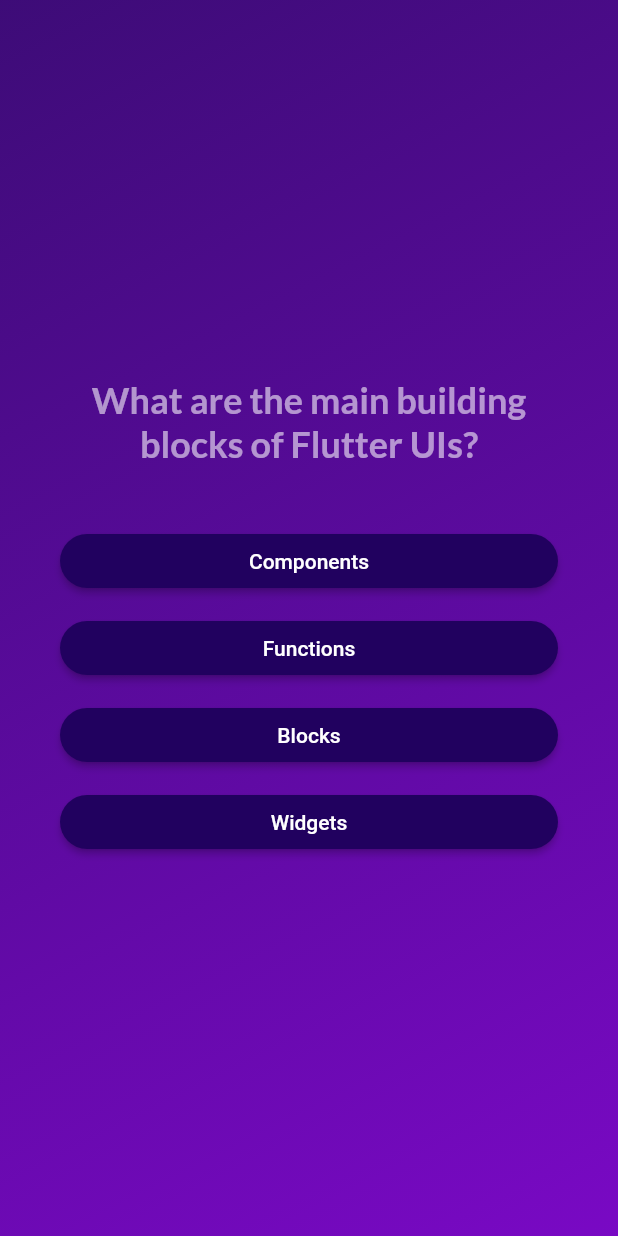
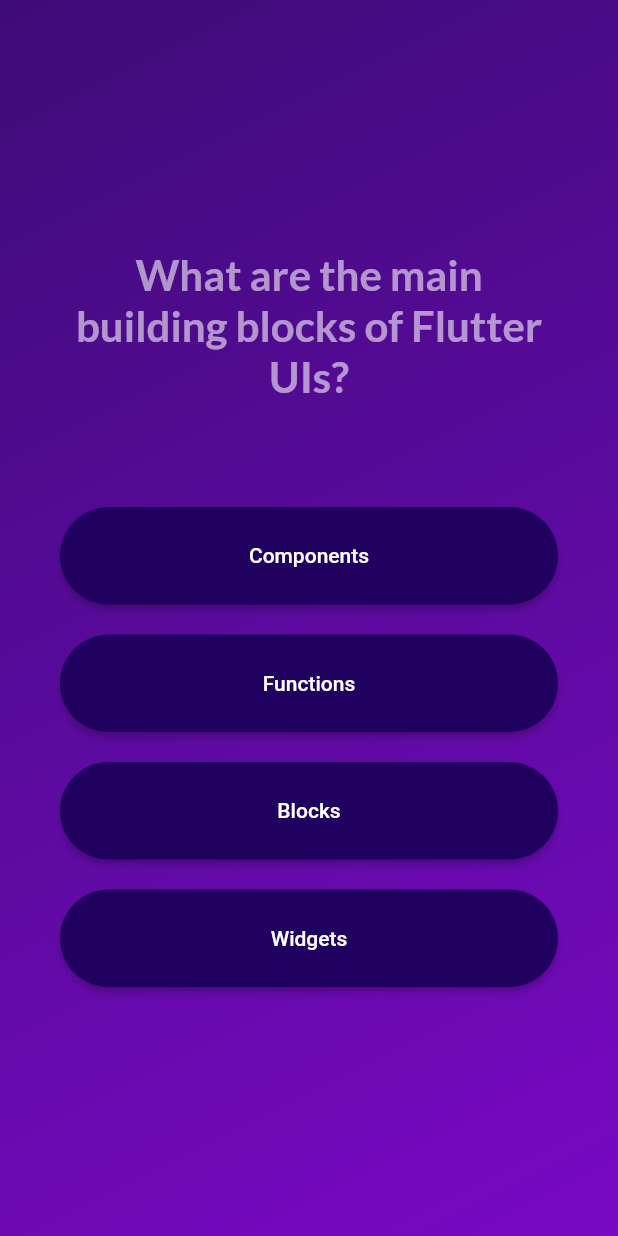
Before and after one commit to vishal-carvia/quiz_app, a Flutter app: the screen it shows after launch, after a tap on "Start Quiz", on a phone screen of 412 x 824 dp. Run offline on Flutter 3.47's test engine with Material 2 defaults, Android fonts, the phone set to English and light mode, and no system bars; our stand-ins replace google_fonts.

Commit message:
update button layout

```diff
--- a/lib/answer_button.dart
+++ b/lib/answer_button.dart
@@ -9,19 +9,21 @@ class AnswerButton extends StatelessWidget {
   @override
   Widget build(BuildContext context) {
     return Container(
-      margin: const EdgeInsets.only(bottom: 0, top: 10),
+      margin: const EdgeInsets.only(bottom: 0, top: 20),
       child: ElevatedButton(
         onPressed: onTap,
         style: ElevatedButton.styleFrom(
           padding: const EdgeInsets.symmetric(
-            vertical: 10,
+            vertical: 0,
             horizontal: 40,
+
           ),
           backgroundColor: const Color.fromARGB(255, 33, 1, 95),
           foregroundColor: Colors.white,
           shape: RoundedRectangleBorder(
             borderRadius: BorderRadius.circular(40),
           ),
+          minimumSize: const Size(100, 65),
         ),
         child: Text(
           answerText,
--- a/lib/questions_screen.dart
+++ b/lib/questions_screen.dart
@@ -32,6 +32,7 @@ class _QuestionsScreenState extends State<QuestionsScreen> {
 
     return SizedBox(
       width: double.infinity,
+      height: double.infinity,
       child: Container(
         // margin: const EdgeInsets.only(right: 40, left: 40),
         margin: const EdgeInsets.all(40),
@@ -43,11 +44,11 @@ class _QuestionsScreenState extends State<QuestionsScreen> {
               currentQuestion.text,
               style: GoogleFonts.lato(
                   color: const Color.fromARGB(145, 255, 255, 255),
-                  fontSize: 24,
+                  fontSize: 28,
                   fontWeight: FontWeight.bold),
               textAlign: TextAlign.center,
             ),
-            const SizedBox(height: 30),
+            const SizedBox(height: 50),
 
             // ... is used to spread list items.
             ...currentQuestion.getShuffledAnswers().map((answer) {
--- a/lib/questions_summary.dart
+++ b/lib/questions_summary.dart
@@ -11,7 +11,7 @@ class QuestionsSummary extends StatelessWidget {
   @override
   Widget build(BuildContext context) {
     return SizedBox(
-      height: 300,
+      height: 390,
       child: SingleChildScrollView(
         child: Column(
           children: summaryData.map(
--- a/lib/results_screen.dart
+++ b/lib/results_screen.dart
@@ -48,9 +48,9 @@ class ResultsScreen extends StatelessWidget {
                 textAlign: TextAlign.center),
             const SizedBox(height: 30),
             QuestionsSummary(summaryData),
-            // const Text('List of answers and questoins...'),
+            // const Text('List of answers and questions...'),
             const SizedBox(
-              height: 30,
+              height: 40,
             ),
             TextButton.icon(
               onPressed: onRestart,
```
